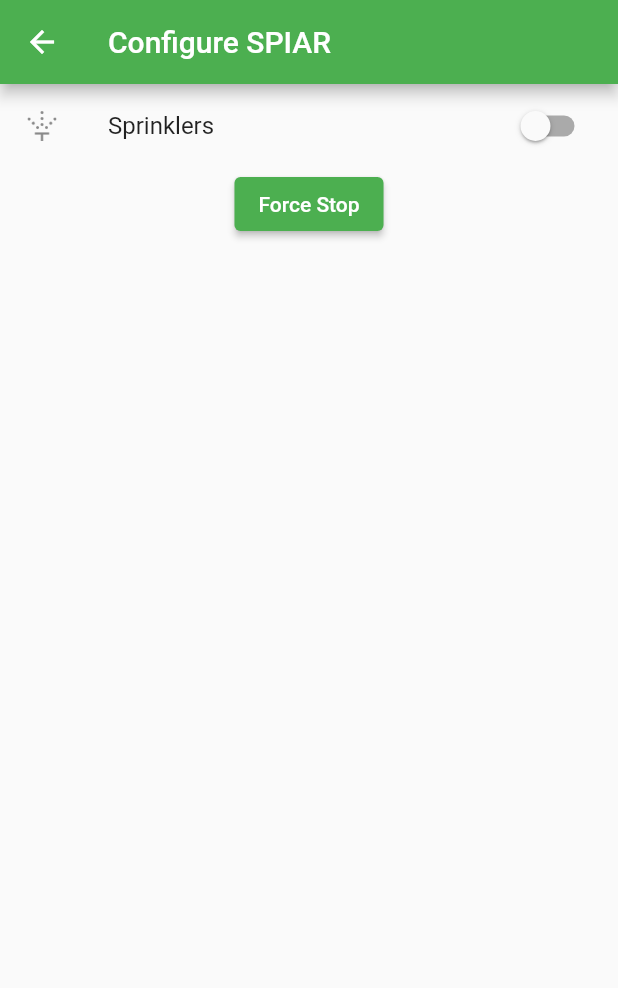
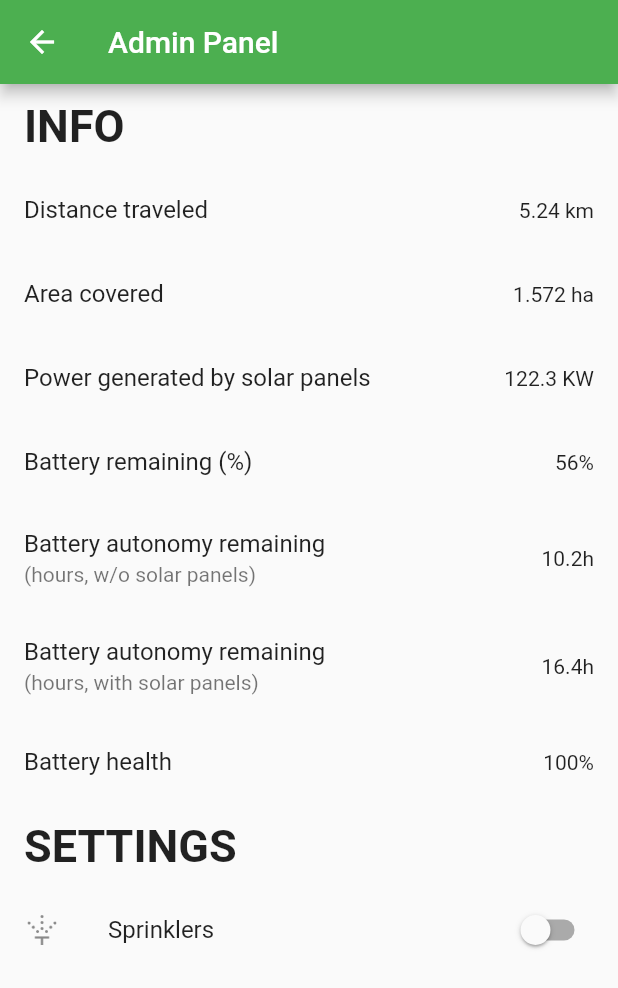
Before and after one commit to OctaVianu8/SPIAR, a Flutter app: the ConfigureScreen screen opened by its route, on a phone screen of 412 x 824 dp. Shown: the top 988 px of the screen. Run offline on Flutter 3.47's test engine with Material 2 defaults, Android fonts, the light colour scheme and no system bars; our stand-ins replace google_maps_flutter.

Commit message:
add admin panel info and designated area

```diff
--- a/lib/configurescreen.dart
+++ b/lib/configurescreen.dart
@@ -8,12 +8,45 @@ class ConfigureScreen extends StatefulWidget {
 }
 
 class _ConfigureScreenState extends State<ConfigureScreen> {
+  double distanceTraveled = 5.24;
+  double SPIAR_width = 3;
+
   @override
   Widget build(BuildContext context) {
+    List<ListTileStrings> infoTiles = [
+      ListTileStrings(
+          'Distance traveled', '', '${distanceTraveled.toString()} km'),
+      ListTileStrings('Area covered', '',
+          '${(distanceTraveled * SPIAR_width / 10).toString()} ha'),
+      ListTileStrings('Power generated by solar panels', '', '122.3 KW'),
+      ListTileStrings('Battery remaining (%)', '', '56%'),
+      ListTileStrings(
+          'Battery autonomy remaining', '(hours, w/o solar panels)', '10.2h'),
+      ListTileStrings(
+          'Battery autonomy remaining', '(hours, with solar panels)', '16.4h'),
+      ListTileStrings('Battery health', '', '100%'),
+    ];
+
     return Scaffold(
-      appBar: AppBar(title: const Text('Configure SPIAR')),
+      appBar: AppBar(title: const Text('Admin Panel')),
       body: ListView(
         children: [
+          const ListTile(
+            title: Text(
+              'INFO',
+              style: TextStyle(fontSize: 30, fontWeight: FontWeight.bold),
+            ),
+          ),
+          ...infoTiles.map((e) => ListTile(
+              title: Text(e.title),
+              subtitle: e.subtitle != '' ? Text(e.subtitle) : null,
+              trailing: Text(e.trailing))),
+          const ListTile(
+            title: Text(
+              'SETTINGS',
+              style: TextStyle(fontSize: 30, fontWeight: FontWeight.bold),
+            ),
+          ),
           SwitchListTile(
             title: const Text('Sprinklers'),
             value: widget.sprinklerState,
@@ -24,18 +57,23 @@ class _ConfigureScreenState extends State<ConfigureScreen> {
             },
             secondary: const ImageIcon(AssetImage('images/sprinkler_icon.png')),
           ),
-          Center(
-            child: Wrap(
-              children: [
-                ElevatedButton(
-                  onPressed: () {},
-                  child: const Text('Force Stop'),
-                ),
-              ],
-            ),
-          ),
+          // Center(
+          //   child: Wrap(
+          //     children: [
+          //       ElevatedButton(
+          //         onPressed: () {},
+          //         child: const Text('Force Stop'),
+          //       ),
+          //     ],
+          //   ),
+          // ),
         ],
       ),
     );
   }
 }
+
+class ListTileStrings {
+  late String title, subtitle, trailing;
+  ListTileStrings(this.title, this.subtitle, this.trailing);
+}
```
Also changed, not shown: lib/homescreen.dart (+33 -5 lines).
